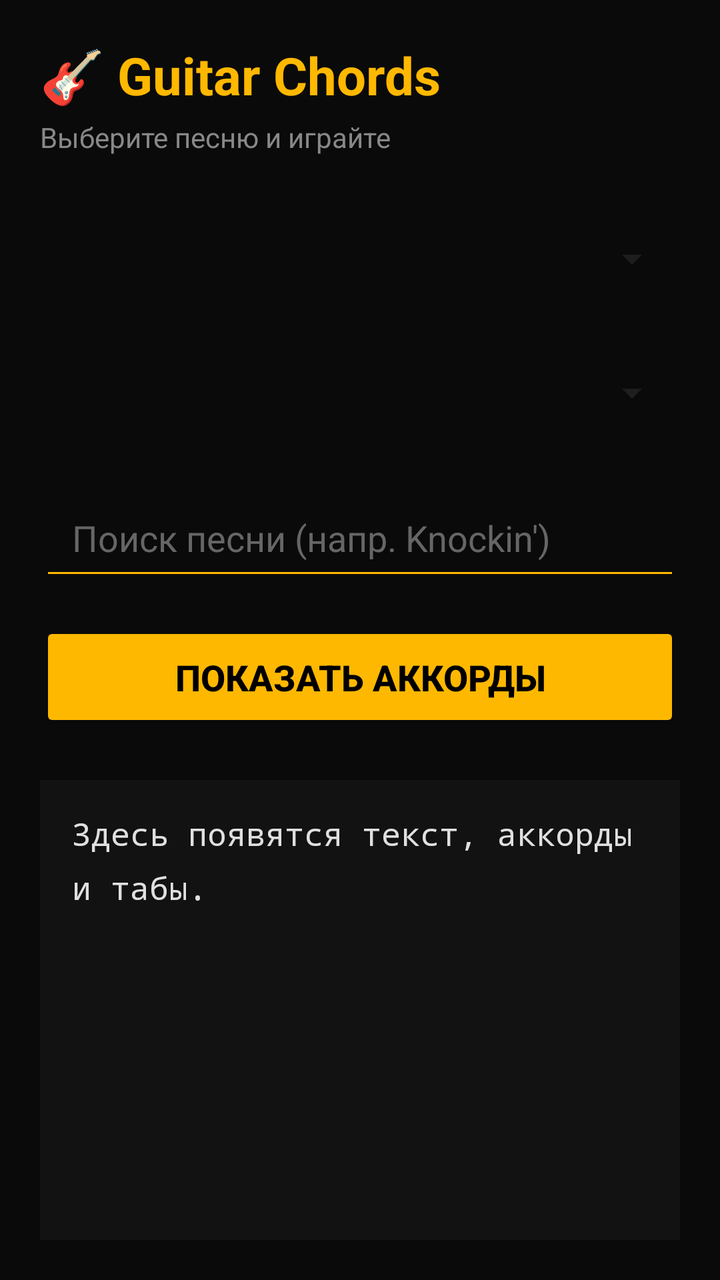
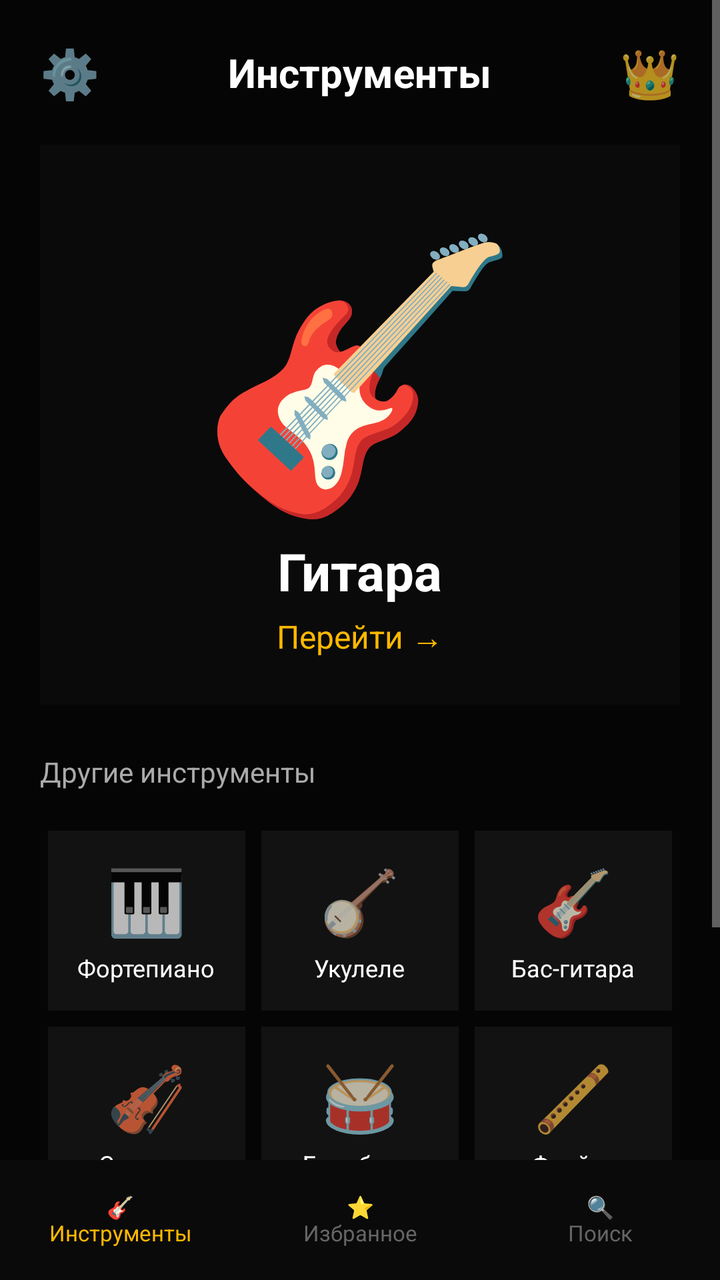

The first picture is an Android layout as it rendered before a commit; the second is the same layout after the commit. The layout source and the unified diff follow.
<!-- AndroidManifest.xml: application theme Theme.AppCompat.NoActionBar -->
<!-- res/layout/activity_main.xml -->
<?xml version="1.0" encoding="utf-8"?>
<LinearLayout xmlns:android="http://schemas.android.com/apk/res/android"
    android:orientation="vertical"
    android:background="#0A0A0A"
    android:padding="20dp"
    android:layout_width="match_parent"
    android:layout_height="match_parent">

    
    <TextView
        android:layout_width="match_parent"
        android:layout_height="wrap_content"
        android:text="🎸 Guitar Chords"
        android:textColor="#FFB800"
        android:textSize="26sp"
        android:textStyle="bold"
        android:layout_marginBottom="4dp"/>

    <TextView
        android:layout_width="match_parent"
        android:layout_height="wrap_content"
        android:text="Выберите песню и играйте"
        android:textColor="#888888"
        android:textSize="14sp"
        android:layout_marginBottom="24dp"/>

    
    <Spinner
        android:id="@+id/spinnerGrade" 
        android:layout_width="match_parent"
        android:layout_height="55dp"
        android:backgroundTint="#1E1E1E"
        android:layout_marginBottom="12dp" />

    
    <Spinner
        android:id="@+id/spinnerBook"
        android:layout_width="match_parent"
        android:layout_height="55dp"
        android:backgroundTint="#1E1E1E"
        android:layout_marginBottom="16dp" />

    
    <EditText
        android:id="@+id/editProblemId"
        android:layout_width="match_parent"
        android:layout_height="55dp"
        android:hint="Поиск песни (напр. Knockin')"
        android:textColorHint="#666666"
        android:textColor="#FFFFFF"
        android:paddingStart="16dp"
        android:paddingEnd="16dp"
        android:backgroundTint="#FFB800"
        android:inputType="text"
        android:layout_marginBottom="16dp" />

    
    <Button
        android:id="@+id/btnShow"
        android:layout_width="match_parent"
        android:layout_height="55dp"
        android:text="Показать аккорды"
        android:textSize="18sp"
        android:textStyle="bold"
        android:backgroundTint="#FFB800"
        android:textColor="#000000"
        android:layout_marginBottom="24dp" />

    
    <ScrollView
        android:layout_width="match_parent"
        android:layout_height="0dp"
        android:layout_weight="1"
        android:background="#121212"
        android:padding="16dp"
        android:scrollbars="none">

        <TextView
            android:id="@+id/tvResult"
            android:layout_width="match_parent"
            android:layout_height="wrap_content"
            android:textSize="16sp"
            android:fontFamily="monospace"
            android:lineSpacingExtra="8dp"
            android:textColor="#E0E0E0"
            android:text="Здесь появятся текст, аккорды и табы." />
    </ScrollView>
</LinearLayout>
<!-- resources referenced by this layout -->
<resources>

</resources>

<!-- the commit's change to res/layout/activity_main.xml (unified diff, before → after) -->
@@ -1,88 +1,73 @@
 <?xml version="1.0" encoding="utf-8"?>
-<LinearLayout xmlns:android="http://schemas.android.com/apk/res/android"
-    android:orientation="vertical"
-    android:background="#0A0A0A"
-    android:padding="20dp"
+<RelativeLayout xmlns:android="http://schemas.android.com/apk/res/android"
     android:layout_width="match_parent"
-    android:layout_height="match_parent">
+    android:layout_height="match_parent"
+    android:background="#050505">
+
+    <ScrollView
+        android:layout_width="match_parent"
+        android:layout_height="match_parent"
+        android:layout_above="@+id/bottomNav">
+
+        <LinearLayout
+            android:layout_width="match_parent"
+            android:layout_height="wrap_content"
+            android:orientation="vertical"
+            android:padding="20dp">
+
+            
+            <RelativeLayout
+                android:layout_width="match_parent"
+                android:layout_height="wrap_content"
+                android:layout_marginBottom="20dp">
+                <TextView android:layout_width="wrap_content" android:layout_height="wrap_content" android:text="⚙️" android:textSize="24sp" />
+                <TextView android:layout_width="wrap_content" android:layout_height="wrap_content" android:text="Инструменты" android:textColor="#FFFFFF" android:textSize="20sp" android:textStyle="bold" android:layout_centerInParent="true"/>
+                <TextView android:layout_width="wrap_content" android:layout_height="wrap_content" android:text="👑" android:textSize="24sp" android:layout_alignParentEnd="true"/>
+            </RelativeLayout>
+
+            
+            <LinearLayout
+                android:id="@+id/btnGuitar"
+                android:layout_width="match_parent"
+                android:layout_height="280dp"
+                android:orientation="vertical"
+                android:gravity="center"
+                android:background="#0A0A0A"
+                android:layout_marginBottom="24dp">
+                
+                <TextView android:layout_width="wrap_content" android:layout_height="wrap_content" android:text="🎸" android:textSize="130sp" android:shadowColor="#FFB800" android:shadowRadius="30"/>
+                <TextView android:layout_width="wrap_content" android:layout_height="wrap_content" android:text="Гитара" android:textColor="#FFFFFF" android:textSize="26sp" android:textStyle="bold"/>
+                <TextView android:layout_width="wrap_content" android:layout_height="wrap_content" android:text="Перейти →" android:textColor="#FFB800" android:textSize="16sp" android:layout_marginTop="4dp"/>
+            </LinearLayout>
+
+            <TextView android:layout_width="match_parent" android:layout_height="wrap_content" android:text="Другие инструменты" android:textColor="#AAAAAA" android:textSize="14sp" android:layout_marginBottom="16dp"/>
+
+            
+            <GridLayout 
+                android:layout_width="match_parent" 
+                android:layout_height="wrap_content" 
+                android:columnCount="3"
+                android:rowCount="3">
+                
+                <LinearLayout style="@style/InstrumentCard"><TextView style="@style/InstrumentIcon" android:text="🎹"/><TextView style="@style/InstrumentName" android:text="Фортепиано"/></LinearLayout>
+                <LinearLayout style="@style/InstrumentCard"><TextView style="@style/InstrumentIcon" android:text="🪕"/><TextView style="@style/InstrumentName" android:text="Укулеле"/></LinearLayout>
+                <LinearLayout style="@style/InstrumentCard"><TextView style="@style/InstrumentIcon" android:text="🎸"/><TextView style="@style/InstrumentName" android:text="Бас-гитара"/></LinearLayout>
+                
+                <LinearLayout style="@style/InstrumentCard"><TextView style="@style/InstrumentIcon" android:text="🎻"/><TextView style="@style/InstrumentName" android:text="Скрипка"/></LinearLayout>
+                <LinearLayout style="@style/InstrumentCard"><TextView style="@style/InstrumentIcon" android:text="🥁"/><TextView style="@style/InstrumentName" android:text="Барабаны"/></LinearLayout>
+                <LinearLayout style="@style/InstrumentCard"><TextView style="@style/InstrumentIcon" android:text="🪈"/><TextView style="@style/InstrumentName" android:text="Флейта"/></LinearLayout>
+                
+                <LinearLayout style="@style/InstrumentCard"><TextView style="@style/InstrumentIcon" android:text="🎷"/><TextView style="@style/InstrumentName" android:text="Саксофон"/></LinearLayout>
+                <LinearLayout style="@style/InstrumentCard"><TextView style="@style/InstrumentIcon" android:text="🪕"/><TextView style="@style/InstrumentName" android:text="Банджо"/></LinearLayout>
+                <LinearLayout style="@style/InstrumentCard"><TextView style="@style/InstrumentIcon" android:text="🎻"/><TextView style="@style/InstrumentName" android:text="Мандолина"/></LinearLayout>
+            </GridLayout>
+        </LinearLayout>
+    </ScrollView>
 
     
-    <TextView
-        android:layout_width="match_parent"
-        android:layout_height="wrap_content"
-        android:text="🎸 Guitar Chords"
-        android:textColor="#FFB800"
-        android:textSize="26sp"
-        android:textStyle="bold"
-        android:layout_marginBottom="4dp"/>
-
-    <TextView
-        android:layout_width="match_parent"
-        android:layout_height="wrap_content"
-        android:text="Выберите песню и играйте"
-        android:textColor="#888888"
-        android:textSize="14sp"
-        android:layout_marginBottom="24dp"/>
-
-    
-    <Spinner
-        android:id="@+id/spinnerGrade" 
-        android:layout_width="match_parent"
-        android:layout_height="55dp"
-        android:backgroundTint="#1E1E1E"
-        android:layout_marginBottom="12dp" />
-
-    
-    <Spinner
-        android:id="@+id/spinnerBook"
-        android:layout_width="match_parent"
-        android:layout_height="55dp"
-        android:backgroundTint="#1E1E1E"
-        android:layout_marginBottom="16dp" />
-
-    
-    <EditText
-        android:id="@+id/editProblemId"
-        android:layout_width="match_parent"
-        android:layout_height="55dp"
-        android:hint="Поиск песни (напр. Knockin')"
-        android:textColorHint="#666666"
-        android:textColor="#FFFFFF"
-        android:paddingStart="16dp"
-        android:paddingEnd="16dp"
-        android:backgroundTint="#FFB800"
-        android:inputType="text"
-        android:layout_marginBottom="16dp" />
-
-    
-    <Button
-        android:id="@+id/btnShow"
-        android:layout_width="match_parent"
-        android:layout_height="55dp"
-        android:text="Показать аккорды"
-        android:textSize="18sp"
-        android:textStyle="bold"
-        android:backgroundTint="#FFB800"
-        android:textColor="#000000"
-        android:layout_marginBottom="24dp" />
-
-    
-    <ScrollView
-        android:layout_width="match_parent"
-        android:layout_height="0dp"
-        android:layout_weight="1"
-        android:background="#121212"
-        android:padding="16dp"
-        android:scrollbars="none">
-
-        <TextView
-            android:id="@+id/tvResult"
-            android:layout_width="match_parent"
-            android:layout_height="wrap_content"
-            android:textSize="16sp"
-            android:fontFamily="monospace"
-            android:lineSpacingExtra="8dp"
-            android:textColor="#E0E0E0"
-            android:text="Здесь появятся текст, аккорды и табы." />
-    </ScrollView>
-</LinearLayout>
+    <LinearLayout android:id="@+id/bottomNav" android:layout_width="match_parent" android:layout_height="60dp" android:layout_alignParentBottom="true" android:background="#0A0A0A" android:orientation="horizontal">
+        <TextView style="@style/NavItem" android:text="🎸&#10;Инструменты" android:textColor="#FFB800"/>
+        <TextView style="@style/NavItem" android:text="⭐&#10;Избранное" android:textColor="#666666"/>
+        <TextView style="@style/NavItem" android:text="🔍&#10;Поиск" android:textColor="#666666"/>
+    </LinearLayout>
+</RelativeLayout>
<!-- resource entries referenced after the edit -->
@@ -1,5 +1,32 @@
 <!-- resources referenced by this layout -->
 <resources>
-
+  <style name="InstrumentCard">
+          <item name="android:layout_width">0dp</item>
+          <item name="android:layout_height">90dp</item>
+          <item name="android:layout_columnWeight">1</item>
+          <item name="android:layout_margin">4dp</item>
+          <item name="android:background">#121212</item>
+          <item name="android:orientation">vertical</item>
+          <item name="android:gravity">center</item>
+      </style>
+  <style name="InstrumentIcon">
+          <item name="android:layout_width">wrap_content</item>
+          <item name="android:layout_height">wrap_content</item>
+          <item name="android:textSize">32sp</item>
+      </style>
+  <style name="InstrumentName">
+          <item name="android:layout_width">wrap_content</item>
+          <item name="android:layout_height">wrap_content</item>
+          <item name="android:textColor">#FFFFFF</item>
+          <item name="android:textSize">12sp</item>
+          <item name="android:layout_marginTop">4dp</item>
+      </style>
+  <style name="NavItem">
+          <item name="android:layout_width">0dp</item>
+          <item name="android:layout_height">match_parent</item>
+          <item name="android:layout_weight">1</item>
+          <item name="android:gravity">center</item>
+          <item name="android:textSize">11sp</item>
+      </style>
 </resources>
 
